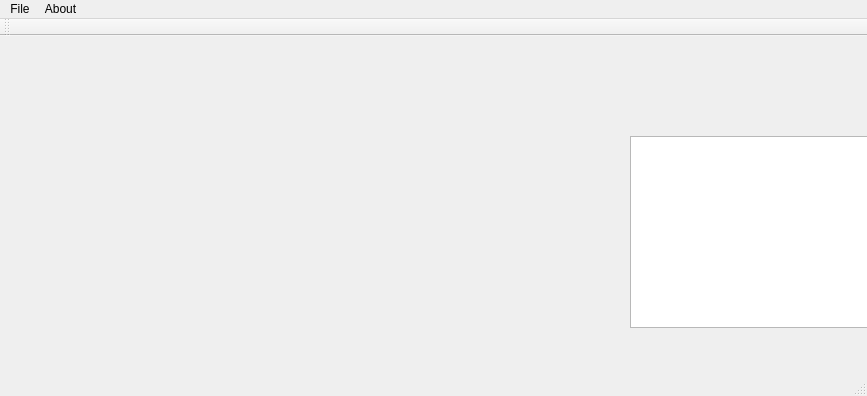
Above: mainwindow.ui from cjchng/qt_mainmoil_6view before the change. Below: the same form after it.
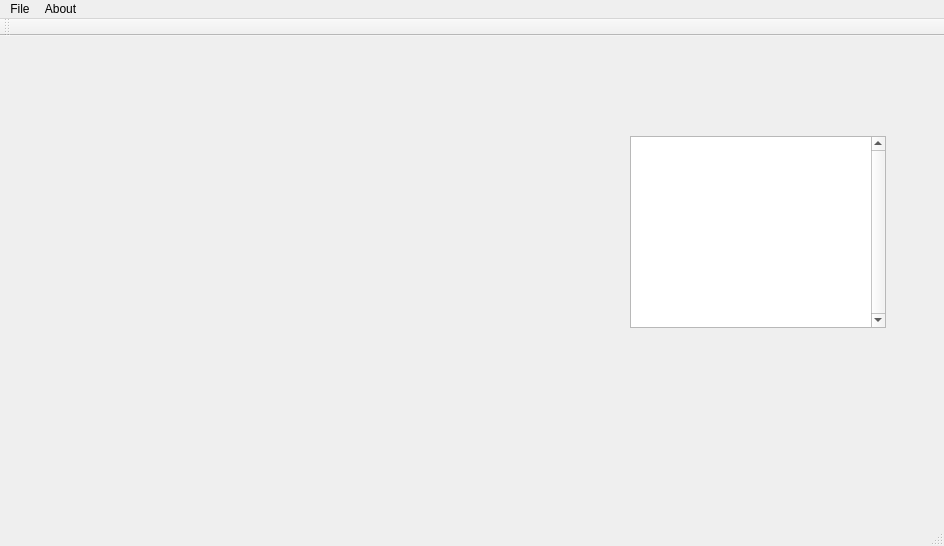
That is the form after the change.

The edit to the form file:
```diff
--- a/mainwindow.ui
+++ b/mainwindow.ui
@@ -6,8 +6,8 @@
    <rect>
     <x>0</x>
     <y>0</y>
-    <width>867</width>
-    <height>396</height>
+    <width>944</width>
+    <height>546</height>
    </rect>
   </property>
   <property name="windowTitle">
@@ -120,7 +120,7 @@
     <rect>
      <x>0</x>
      <y>0</y>
-     <width>867</width>
+     <width>944</width>
      <height>22</height>
     </rect>
    </property>
```
